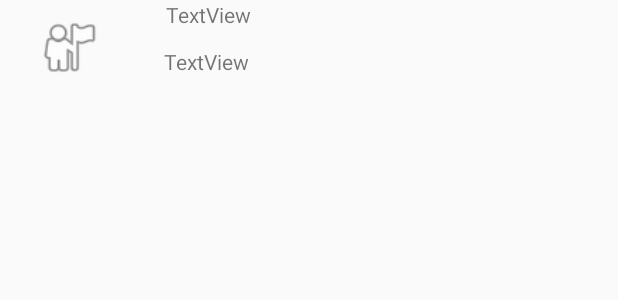
After one commit to ajbolous/smartstation, an Android app: the layout view_destination.xml on its own in the app's theme, with its tools: preview values and no code run, on a phone screen of 412 x 824 dp. The commit adds this screen. Shown: the top 300 px of the screen. Run offline under Robolectric (Android 15) with nearby library versions, the phone set to English and light mode, and no system bars; network calls fail.

Commit message:
added choose route and drivers map

```diff
--- a/smartstation-client/app/src/main/AndroidManifest.xml
+++ b/smartstation-client/app/src/main/AndroidManifest.xml
@@ -55,6 +55,10 @@
             android:name=".Activities.DestinationsListActivity"
             android:label="TicketDestinations"
             android:theme="@style/AppTheme.NoActionBar"/>
+        <activity
+            android:name=".Activities.RouteChooseActivity"
+            android:label="ChooseRoutesActivity"
+            android:theme="@style/AppTheme.NoActionBar"/>
     </application>
 
 </manifest>
--- a/smartstation-client/app/src/main/java/braudeproject/smartstations/Activities/DriverLogin.java
+++ b/smartstation-client/app/src/main/java/braudeproject/smartstations/Activities/DriverLogin.java
@@ -6,6 +6,8 @@ import android.support.v7.app.AppCompatActivity;
 import android.widget.Button;
 import android.widget.TextView;
 import android.view.View;
+
+import java.sql.Driver;
 
 import braudeproject.smartstations.R;
 import braudeproject.smartstations.Services.*;
@@ -31,7 +33,7 @@ public class DriverLogin extends AppCompatActivity {
                     @Override
                     public void onSuccess(ServerResponse result) {
                         if (result.success) {
-                            Intent myIntent = new Intent(self, MapsActivity.class);
+                            Intent myIntent = new Intent(self, RoutesListActivity.class);
                             startActivity(myIntent);
                         }else{
                             txtDriverId.setText(result.message);
--- a/smartstation-client/app/src/main/java/braudeproject/smartstations/Activities/DriverMapActivity.java
+++ b/smartstation-client/app/src/main/java/braudeproject/smartstations/Activities/DriverMapActivity.java
@@ -58,8 +58,6 @@ public class DriverMapActivity extends FragmentActivity implements OnMapReadyCal
 
                 driverLat = route.getStops()[0].station.getLat();
                 driverLng = route.getStops()[0].station.getLng();
-
-
 
                 nextStopIndex = 1;
 
--- a/smartstation-client/app/src/main/java/braudeproject/smartstations/Activities/MapsActivity.java
+++ b/smartstation-client/app/src/main/java/braudeproject/smartstations/Activities/MapsActivity.java
@@ -69,8 +69,9 @@ public class MapsActivity extends FragmentActivity implements OnMapReadyCallback
                     if (station.id.compareTo(Config.getInstance().stationId)==0){
                         mMap.addMarker(new MarkerOptions()
                                 .position(coordinates).snippet("You are Here")
-                                .title(station.name)).showInfoWindow();
-                                mMap.moveCamera(CameraUpdateFactory.newLatLngZoom(new LatLng(station.lat, station.lng), 18));
+                                .title(station.name)
+                        ).showInfoWindow();
+                        mMap.moveCamera(CameraUpdateFactory.newLatLngZoom(new LatLng(station.lat, station.lng), 18));
 
                     }else {
                         mMap.addMarker(new MarkerOptions()
--- a/smartstation-client/app/src/main/java/braudeproject/smartstations/Services/RoutesService.java
+++ b/smartstation-client/app/src/main/java/braudeproject/smartstations/Services/RoutesService.java
@@ -45,7 +45,7 @@ public class RoutesService {
     }
 
     public static void getShortestRoutes(String destinationId, final RequestCallback<ShortestRoutes>callback){
-        String url = WebServices.baseUrl + "/routes/getShortestRoute?destinationId=" + destinationId;
+        String url = WebServices.baseUrl + "/routes/getShortestRoute?sourceId=" + Config.getInstance().stationId + "&destinationId=" + destinationId;
 
         JsonObjectRequest req = new JsonObjectRequest(Request.Method.GET, url, null, new Response.Listener<JSONObject>() {
             @Override
--- a/smartstation-client/app/src/main/res/layout/activity_drivers_map.xml
+++ b/smartstation-client/app/src/main/res/layout/activity_drivers_map.xml
@@ -16,7 +16,7 @@
         android:layout_height="match_parent"
         android:layout_alignParentStart="true"
         android:layout_alignParentTop="true"
-        tools:context="braudeproject.smartstations.Activities.MapsActivity" />
+        tools:context="braudeproject.smartstations.Activities.DriverMapActivity" />
 
 
 </RelativeLayout>
--- /dev/null
+++ b/smartstation-client/app/src/main/res/layout/view_destination.xml
@@ -0,0 +1,35 @@
+<?xml version="1.0" encoding="utf-8"?>
+<RelativeLayout xmlns:android="http://schemas.android.com/apk/res/android"
+    xmlns:app="http://schemas.android.com/apk/res-auto"
+    xmlns:tools="http://schemas.android.com/tools"
+    android:layout_width="match_parent"
+    android:layout_height="match_parent">
+
+    <TextView
+        android:id="@+id/destinationName"
+        android:layout_width="301dp"
+        android:layout_height="20dp"
+        android:layout_alignParentEnd="true"
+        android:layout_alignTop="@+id/routeImageView"
+        android:layout_marginEnd="0dp"
+        android:text="TextView" />
+
+    <TextView
+        android:id="@+id/destinationDesc"
+        android:layout_width="301dp"
+        android:layout_height="22dp"
+        android:layout_alignParentTop="true"
+        android:layout_alignStart="@+id/destinationName"
+        android:layout_marginStart="-1dp"
+        android:layout_marginTop="31dp"
+        android:text="TextView" />
+
+    <ImageView
+        android:id="@+id/destinationImage"
+        android:layout_width="45dp"
+        android:layout_height="43dp"
+        android:layout_alignBottom="@+id/destinationDesc"
+        android:layout_alignParentStart="true"
+        android:layout_marginStart="23dp"
+        android:background="@android:drawable/ic_menu_myplaces" />
+</RelativeLayout>
```
Also changed, not shown: smartstation-client/app/src/main/java/braudeproject/smartstations/Activities/DestinationsListActivity.java (added, +94 -0 lines), smartstation-client/app/src/main/java/braudeproject/smartstations/Activities/RouteChooseActivity.java (+28 -1 lines), smartstation-client/app/src/main/java/braudeproject/smartstations/Models/DestinationStation.java (added, +16 -0 lines), smartstation-client/app/src/main/java/braudeproject/smartstations/Models/ShortestRoutes.java (+8 -0 lines), smartstation-client/app/src/main/java/braudeproject/smartstations/Services/StationsService.java (+15 -0 lines), smartstation-client/app/src/main/res/layout/activity_destinations_list.xml (added, +18 -0 lines), 2 other files.
